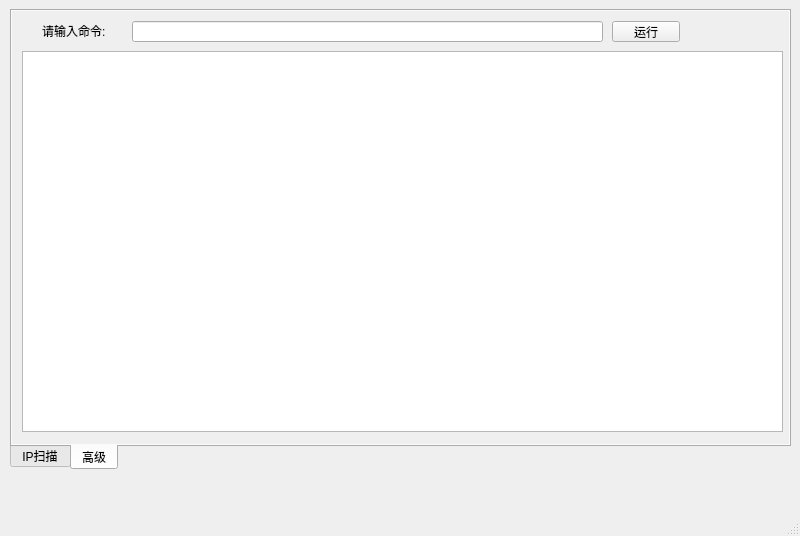
Old version of the form mainwindow.ui in the repository ccf19881030/ip_scan.
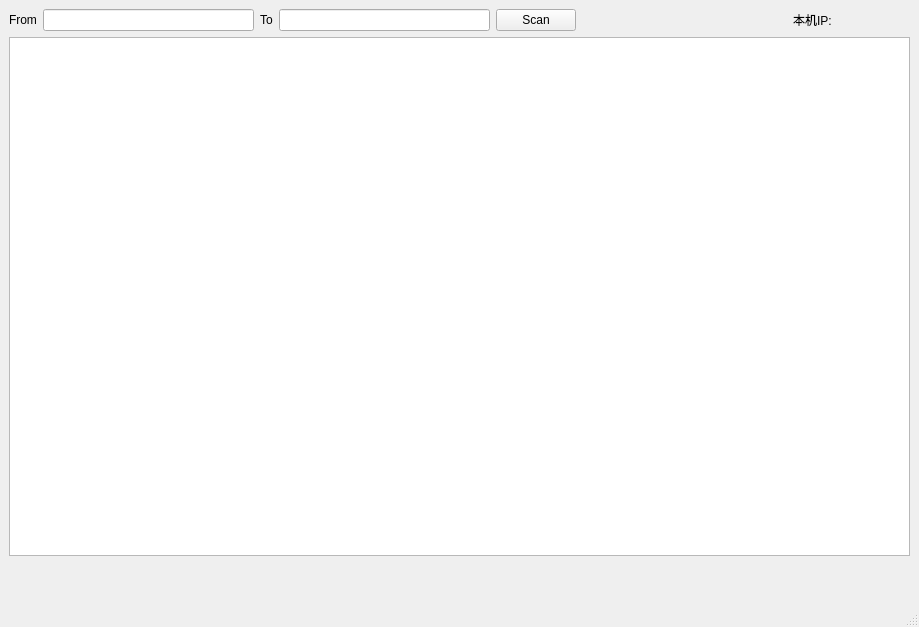
New version of the form.

Commit message: Now layout auto fit.

Diff of the .ui file:
```diff
--- a/mainwindow.ui
+++ b/mainwindow.ui
@@ -6,49 +6,27 @@
    <rect>
     <x>0</x>
     <y>0</y>
-    <width>800</width>
-    <height>536</height>
+    <width>919</width>
+    <height>627</height>
    </rect>
   </property>
+  <property name="sizePolicy">
+   <sizepolicy hsizetype="Expanding" vsizetype="Expanding">
+    <horstretch>0</horstretch>
+    <verstretch>0</verstretch>
+   </sizepolicy>
+  </property>
   <property name="windowTitle">
    <string>MainWindow</string>
   </property>
   <widget class="QWidget" name="centralwidget">
-   <widget class="QTabWidget" name="tabWidget">
-    <property name="geometry">
-     <rect>
-      <x>10</x>
-      <y>9</y>
-      <width>781</width>
-      <height>461</height>
-     </rect>
-    </property>
-    <property name="layoutDirection">
-     <enum>Qt::LeftToRight</enum>
-    </property>
-    <property name="autoFillBackground">
-     <bool>true</bool>
-    </property>
-    <property name="tabPosition">
-     <enum>QTabWidget::South</enum>
-    </property>
-    <property name="currentIndex">
-     <number>1</number>
-    </property>
-    <widget class="QWidget" name="tab_3">
-     <attribute name="title">
-      <string>IP扫描</string>
-     </attribute>
-     <widget class="QWidget" name="verticalLayoutWidget">
-      <property name="geometry">
-       <rect>
-        <x>10</x>
-        <y>10</y>
-        <width>751</width>
-        <height>411</height>
-       </rect>
-      </property>
-      <layout class="QVBoxLayout" name="verticalLayout">
+   <property name="sizePolicy">
+    <sizepolicy hsizetype="Expanding" vsizetype="Expanding">
+     <horstretch>0</horstretch>
+     <verstretch>0</verstretch>
+    </sizepolicy>
+   </property>
+   <layout class="QVBoxLayout" name="verticalLayout_3">
        <item>
         <layout class="QHBoxLayout" name="horizontalLayout">
          <property name="rightMargin">
@@ -121,78 +99,28 @@
          <property name="minimumSize">
           <size>
            <width>381</width>
-           <height>0</height>
+        <height>300</height>
           </size>
          </property>
         </widget>
        </item>
-      </layout>
-     </widget>
-    </widget>
-    <widget class="QWidget" name="tab_4">
-     <property name="sizePolicy">
-      <sizepolicy hsizetype="Expanding" vsizetype="Expanding">
-       <horstretch>13</horstretch>
-       <verstretch>0</verstretch>
-      </sizepolicy>
-     </property>
-     <property name="autoFillBackground">
-      <bool>true</bool>
-     </property>
-     <attribute name="title">
-      <string>高级</string>
-     </attribute>
-     <widget class="QPushButton" name="pushButton_shell_run">
-      <property name="geometry">
-       <rect>
-        <x>600</x>
-        <y>10</y>
-        <width>68</width>
-        <height>21</height>
-       </rect>
-      </property>
-      <property name="text">
-       <string>运行</string>
-      </property>
-     </widget>
-     <widget class="QLabel" name="label_4">
-      <property name="geometry">
-       <rect>
-        <x>30</x>
-        <y>10</y>
-        <width>91</width>
-        <height>20</height>
-       </rect>
-      </property>
-      <property name="text">
-       <string>请输入命令:</string>
-      </property>
-     </widget>
-     <widget class="QLineEdit" name="lineEdit_shell_input">
-      <property name="geometry">
-       <rect>
-        <x>120</x>
-        <y>10</y>
-        <width>471</width>
-        <height>21</height>
-       </rect>
-      </property>
-     </widget>
-     <widget class="QTextEdit" name="textEdit_shell_output">
-      <property name="geometry">
-       <rect>
-        <x>10</x>
-        <y>40</y>
-        <width>761</width>
-        <height>381</height>
-       </rect>
-      </property>
-      <property name="textInteractionFlags">
-       <set>Qt::TextSelectableByKeyboard|Qt::TextSelectableByMouse</set>
-      </property>
-     </widget>
-    </widget>
-   </widget>
+    <item>
+     <spacer name="verticalSpacer">
+      <property name="orientation">
+       <enum>Qt::Vertical</enum>
+      </property>
+      <property name="sizeType">
+       <enum>QSizePolicy::Fixed</enum>
+      </property>
+      <property name="sizeHint" stdset="0">
+       <size>
+        <width>20</width>
+        <height>40</height>
+       </size>
+      </property>
+     </spacer>
+    </item>
+   </layout>
   </widget>
   <widget class="QMenuBar" name="menubar">
    <property name="geometry">
```
Left out of the diff: 2 changed lines with no effect on the pictures. Lines whose indentation alone changed are shown as unchanged. The commit also changes 2 other files.
